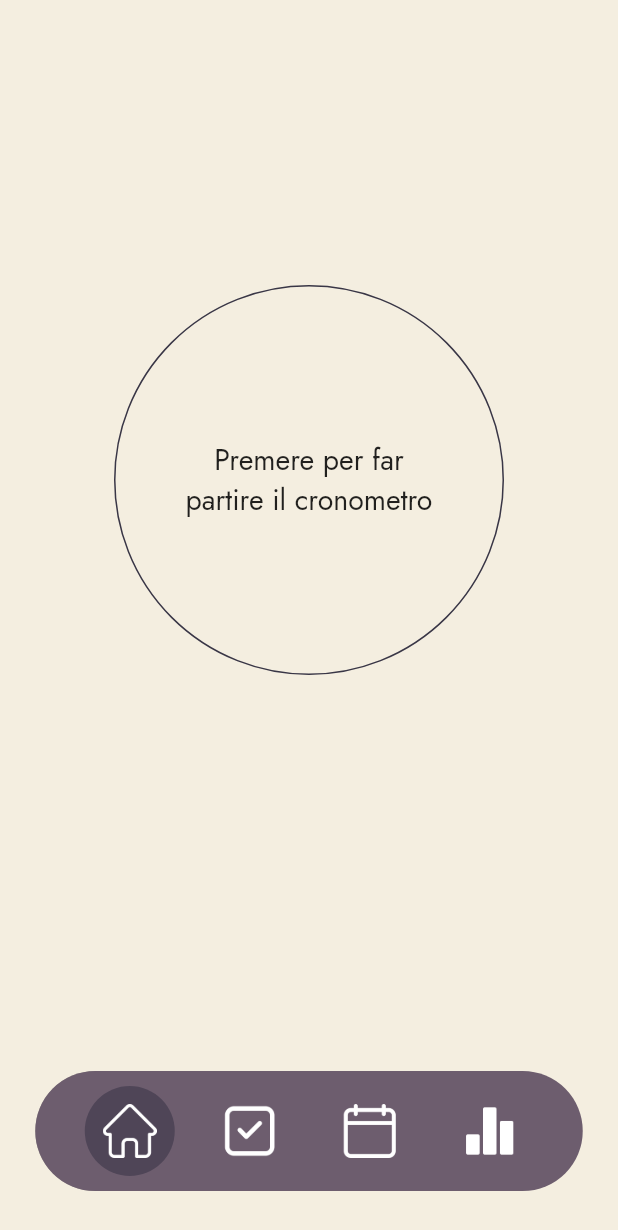
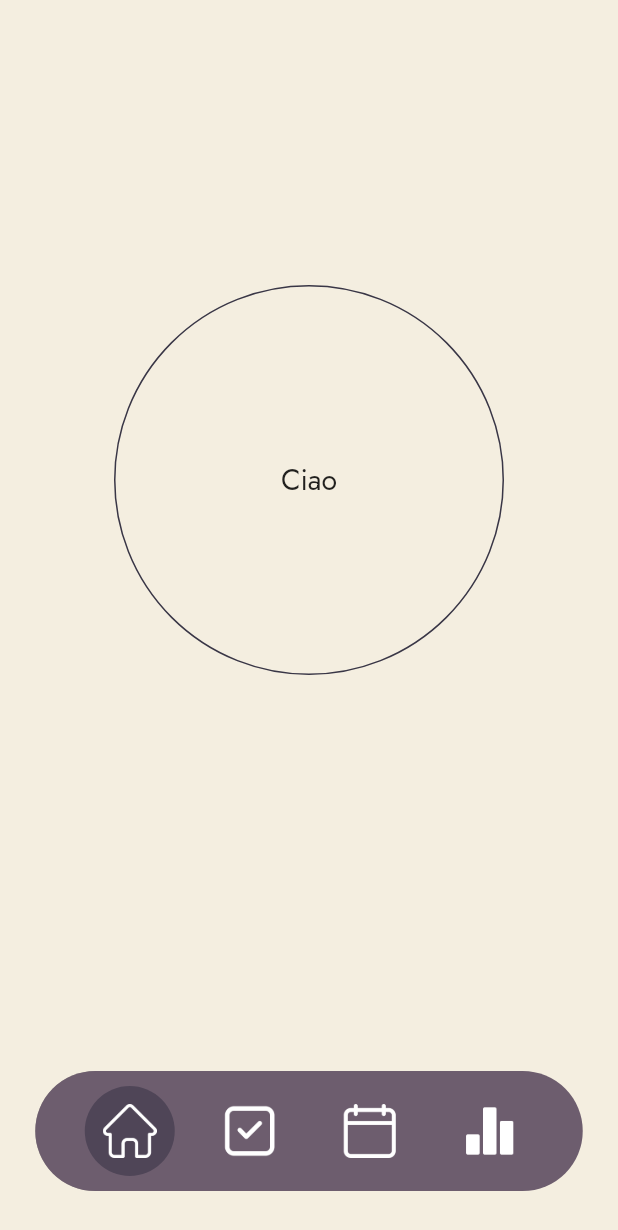
Before and after one commit to AresRebatto/TaskTrek, a Flutter app: the screen it shows after launch, after a tap on an icon or button, on a phone screen of 412 x 824 dp. Shown: the top 1230 px of the screen. Run offline on Flutter 3.47's test engine with Material 2 defaults, Android fonts, the phone set to English and light mode, and no system bars.

Commit message:
Import and change fonts. Change text on Stopwatch

```diff
--- /dev/null
+++ b/lib/StandardText.dart
@@ -0,0 +1,5 @@
+
+class StandardText
+{
+  static String testoCronometro = "Premere per far\npartire il cronometro";
+}
--- a/lib/pages/home.dart
+++ b/lib/pages/home.dart
@@ -1,6 +1,7 @@
 import 'package:flutter/material.dart';
 import 'package:task_trek/pages/StandardWidgets.dart';
 import 'package:task_trek/Colori.dart';
+import 'package:task_trek/StandardText.dart';
 
 class HomePageState extends StatefulWidget {
   const HomePageState({super.key});
@@ -9,7 +10,7 @@ class HomePageState extends StatefulWidget {
   State<HomePageState> createState() => HomePage();
 }
 class HomePage extends State<HomePageState>{
-  String text = "Premere per far\npartire il cronometro";
+  //String text = "Premere per far\npartire il cronometro";
   @override
   Widget build(BuildContext context) {
     return Scaffold(
@@ -21,7 +22,7 @@ class HomePage extends State<HomePageState>{
               children: [
                 Align(
                   alignment: Alignment.center,
-                  child: StopWatch(text),
+                  child: StopWatch(),
                 ),
               ],
           )
@@ -35,12 +36,12 @@ class HomePage extends State<HomePageState>{
     );
   }
 
-  Widget StopWatch(String text)
+  Widget StopWatch()
   {
     return GestureDetector(
       onTap: ()async{
         setState((){
-          text = "Ciao";
+          StandardText.testoCronometro = "Ciao";
         });
       },
       child: Container(
@@ -58,7 +59,7 @@ class HomePage extends State<HomePageState>{
         child: Align(
             alignment:Alignment.center,
             child:Text(
-                text,
+                StandardText.testoCronometro,
                 textAlign: TextAlign.center,
                 style: const TextStyle(
                   fontSize: 19,
```
Also changed, not shown: fonts/Jost-Regular.ttf (added), fonts/Jost-SemiBold.ttf (added).
